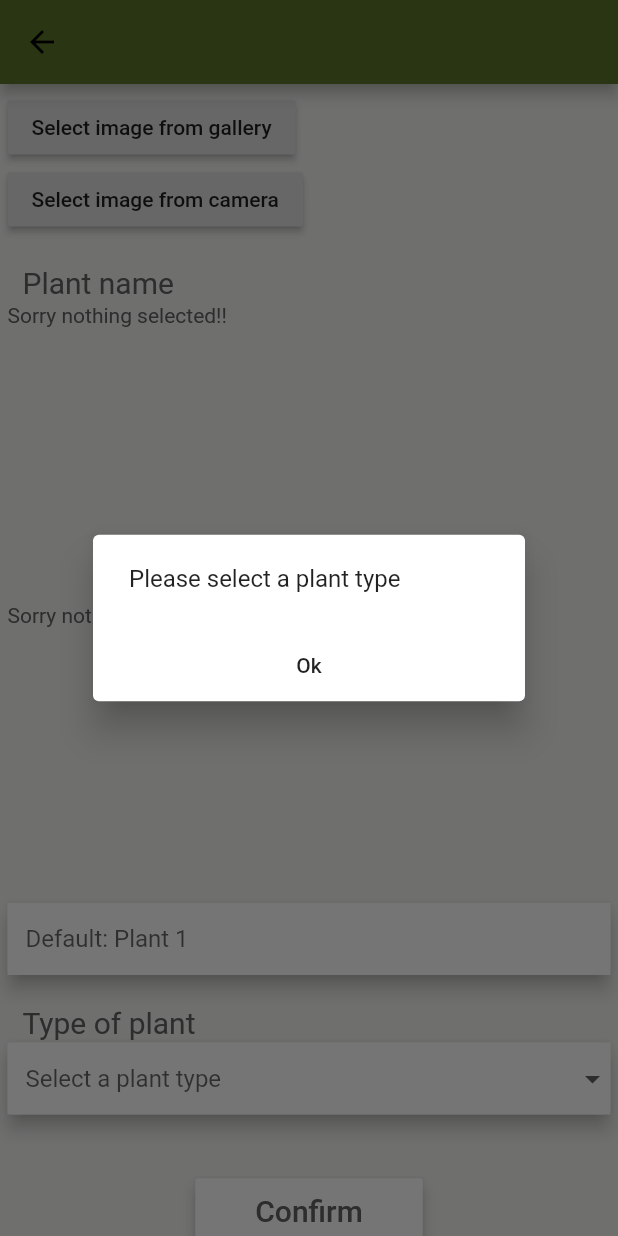
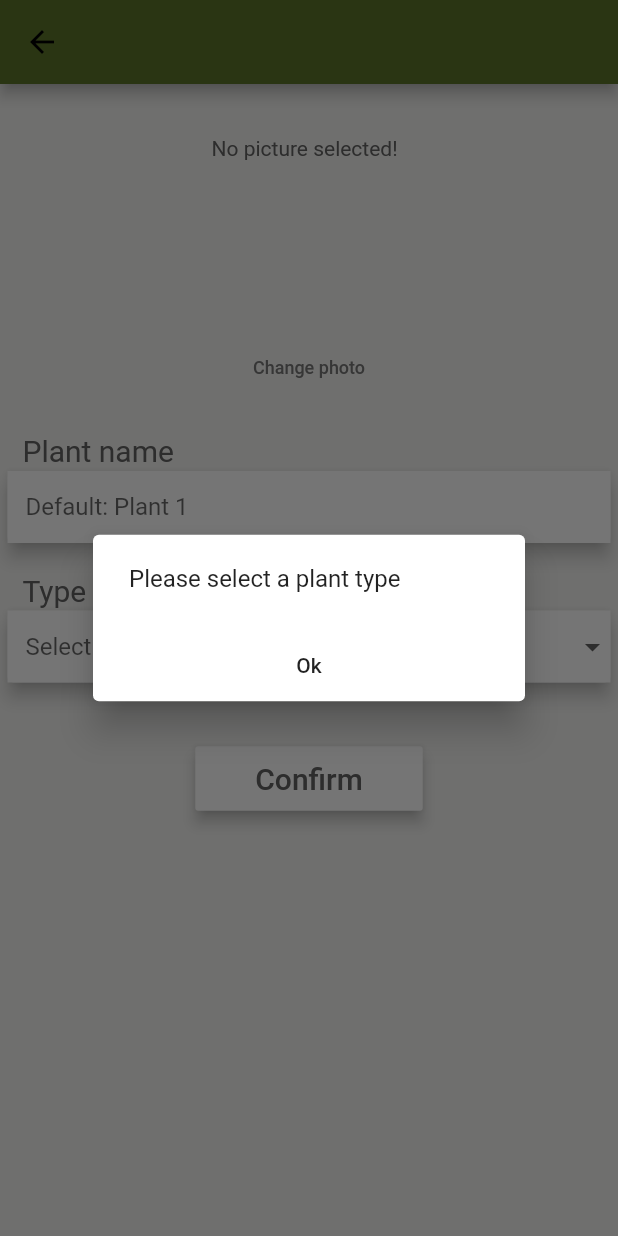
Before and after one commit to nip009/water_plant, a Flutter app: the AddNewPlant screen opened directly with empty values, after a tap on "Confirm", on a phone screen of 412 x 824 dp. Run offline on Flutter 3.47's test engine with Material 2 defaults, Android fonts, the phone set to English and light mode, and no system bars; our stand-ins replace country_code_picker, image_picker; missing offline and left inert: custom_navigator.

Commit message:
Let user choose image from gallery - use the image as plant pic

```diff
--- a/lib/objects/plant/plant.dart
+++ b/lib/objects/plant/plant.dart
@@ -1,3 +1,5 @@
+import 'dart:io';
+
 import 'package:flutter/material.dart';
 import '../IPlantAndWaterTank.dart';
 
@@ -8,11 +10,14 @@ class Plant implements IPlantAndWaterTank {
   bool _automaticWatering;
   int _idealHydration;
 
+  File chosenImageFile;
+
   Map<String, dynamic> plantTypeInfo;
 
   Plant(
     this._hydration, {
     @required this.plantTypeInfo,
+    this.chosenImageFile,
     this.nickname = '',
   }) {
     assert(plantTypeInfo != null);
--- a/lib/src/screens/tank_overview/components/add_new_plant.dart
+++ b/lib/src/screens/tank_overview/components/add_new_plant.dart
@@ -20,40 +20,42 @@ class _AddNewPlantState extends State<AddNewPlant> {
   final _formKey = new GlobalKey<FormState>();
 
   String _plantNickname = '';
-  File galleryFile;
-  File cameraFile;
+  File pictureFile;
 
   // needs to be null because the value in DropdownButton needs to be null at first
   String _selectedPlantType;
 
   imageSelectorGallery() async {
-    galleryFile = await ImagePicker.pickImage(
+    pictureFile = await ImagePicker.pickImage(
       source: ImageSource.gallery,
     );
-    print("You selected gallery image : " + galleryFile.path);
+    print("You selected gallery image : " + pictureFile.path);
     setState(() {});
   }
 
   //display image selected from camera
   imageSelectorCamera() async {
-    cameraFile = await ImagePicker.pickImage(
+    pictureFile = await ImagePicker.pickImage(
       source: ImageSource.camera,
-      //maxHeight: 50.0,
-      //maxWidth: 50.0,
     );
-    print("You selected camera image : " + cameraFile.path);
+    print("You selected camera image : " + pictureFile.path);
     setState(() {});
   }
 
   Widget displaySelectedFile(File file) {
-    return new SizedBox(
-      height: 200.0,
-      width: 300.0,
-//child: new Card(child: new Text(''+galleryFile.toString())),
-//child: new Image.file(galleryFile),
-      child: file == null
-          ? new Text('Sorry nothing selected!!')
-          : new Image.file(file),
+    return Container(
+      alignment: Alignment.center,
+      child: new SizedBox(
+        height: 130.0,
+        width: 130.0,
+        child: file == null
+            ? Text('No picture selected!')
+            : Image.file(
+                file,
+                cacheHeight: 130,
+                cacheWidth: 130,
+              ),
+      ),
     );
   }
 
@@ -75,14 +77,28 @@ class _AddNewPlantState extends State<AddNewPlant> {
             child: Column(
               crossAxisAlignment: CrossAxisAlignment.start,
               children: <Widget>[
-                RaisedButton(
-                  child: Text('Select image from gallery'),
-                  onPressed: () async => await imageSelectorGallery(),
+                Container(
+                    padding: EdgeInsets.only(
+                      top: 30,
+                    ),
+                    child: displaySelectedFile(pictureFile)),
+                Container(
+                  alignment: Alignment.center,
+                  child: FlatButton(
+                    child: Text(
+                      'Change photo',
+                      style: TextStyle(
+                        fontSize: 12,
+                        color: Colors.grey[600],
+                      ),
+                    ),
+                    onPressed: () async => await imageSelectorGallery(),
+                  ),
                 ),
-                RaisedButton(
+                /*RaisedButton(
                   child: Text('Select image from camera'),
                   onPressed: () async => await imageSelectorCamera(),
-                ),
+                ),*/
                 Container(
                   padding: EdgeInsets.fromLTRB(10, 20, 10, 2),
                   child: Text(
@@ -92,8 +108,6 @@ class _AddNewPlantState extends State<AddNewPlant> {
                     ),
                   ),
                 ),
-                displaySelectedFile(galleryFile),
-                displaySelectedFile(cameraFile),
                 Card(
                   elevation: 5,
                   margin: EdgeInsets.all(0),
@@ -222,17 +236,15 @@ class _AddNewPlantState extends State<AddNewPlant> {
       //onSaved for the form is called and tank name is stored in _tankName.
       _formKey.currentState.save();
 
-      print('Type: $_selectedPlantType');
-
       var plantTypeInfo = Constants.ALL_PLANTS_INFORMATION
           .firstWhere((element) => element['name'] == _selectedPlantType);
-      print('FINDINGS FROM TYPE: $plantTypeInfo');
 
       assert(plantTypeInfo != null);
       Plant plant = Plant(
         0,
         nickname: _plantNickname,
         plantTypeInfo: plantTypeInfo,
+        chosenImageFile: pictureFile,
       );
 
       widget.addNewPlant(plant);
```
Also changed, not shown: lib/src/components/plant_info_card.dart (+7 -1 lines), lib/src/screens/overview/components/overview_body.dart (+9 -3 lines), lib/src/screens/plant_actions/components/plant_actions_body.dart (+12 -3 lines).
